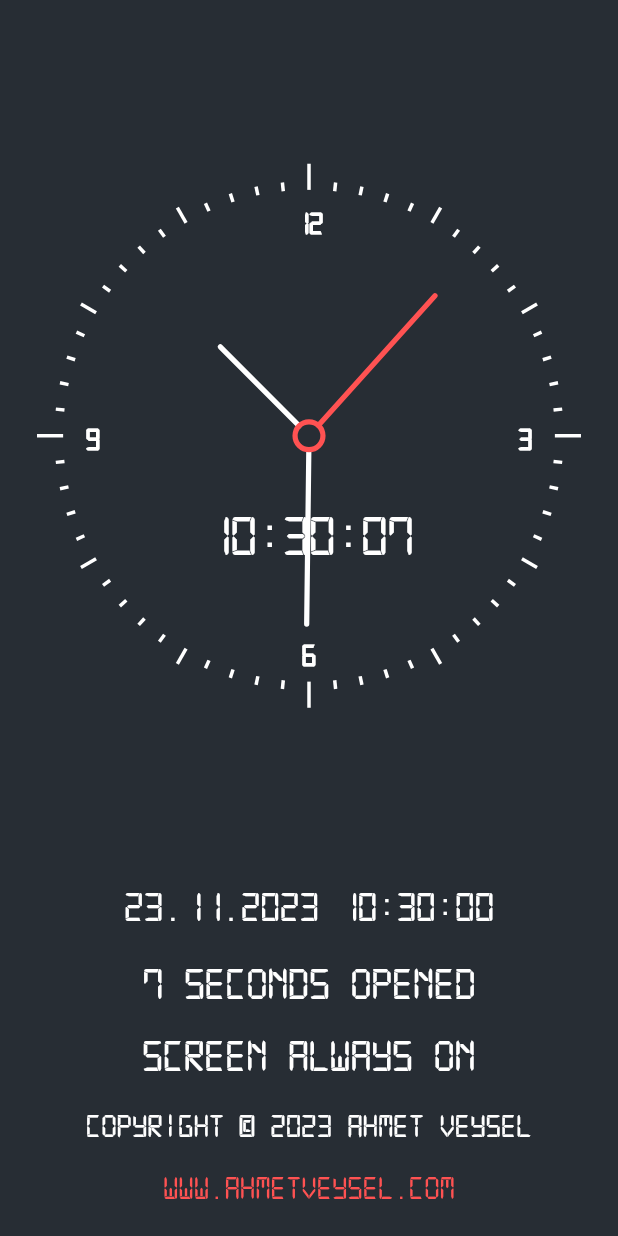
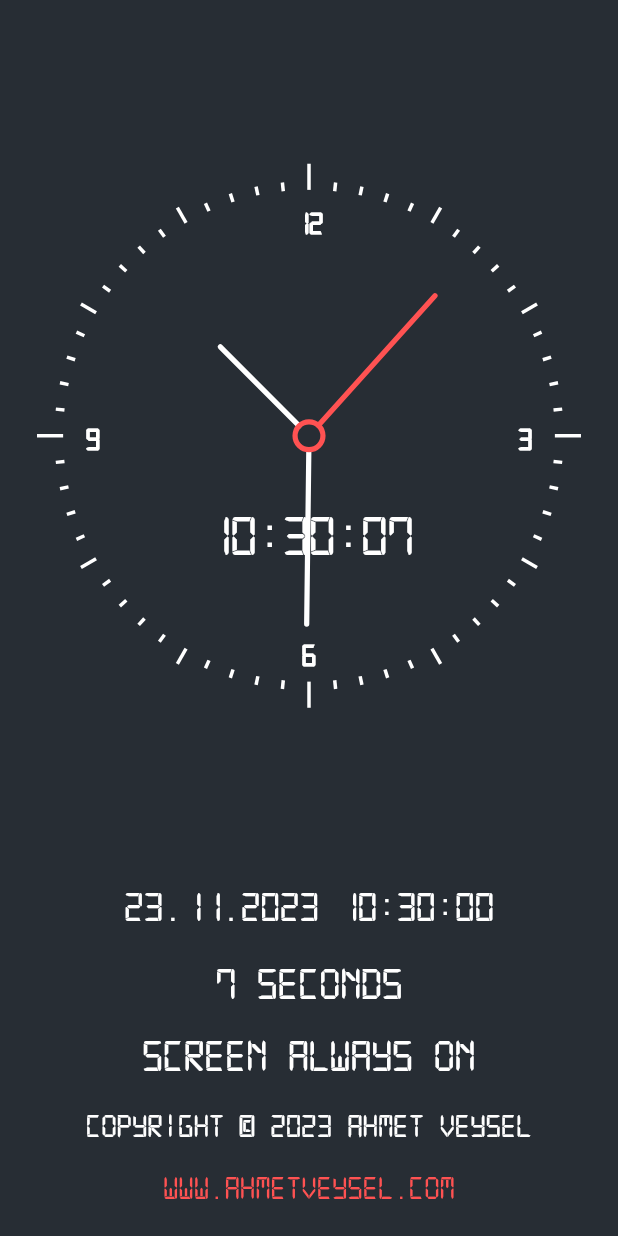
Before and after one commit to ahmetveysels/WakeUp, a Flutter app: the screen it shows after launch, on a phone screen of 412 x 824 dp. Run offline on Flutter 3.47's test engine with Material 3 defaults, Android fonts, the phone set to English and light mode, and no system bars; drawn by our look-alikes of auto_size_text; our stand-ins replace get, wakelock.

Commit message:
time fix

```diff
--- a/lib/homepage.dart
+++ b/lib/homepage.dart
@@ -90,7 +90,7 @@ class _HomePageState extends State<HomePage> {
         children: [
           Text(text, style: const TextStyle(fontSize: 28)),
           const SizedBox(height: 10),
-          AutoSizeText("${durationToString(changeSc.value)} opened", style: const TextStyle(fontSize: 30), maxLines: 1),
+          AutoSizeText(durationToString(changeSc.value), style: const TextStyle(fontSize: 30), maxLines: 1),
         ],
       ),
     );
@@ -136,9 +136,17 @@ class _HomePageState extends State<HomePage> {
     String minutes = duration.inMinutes.remainder(60).toString();
     String seconds = duration.inSeconds.remainder(60).toString();
 
-    String formatHour = hours == "0" ? "" : "$hours Hours ";
-    String formatMinute = minutes == "0" ? "" : "$minutes Minutes ";
-    String formatSecond = "$seconds Seconds";
-    return "$formatHour$formatMinute$formatSecond";
+    String formatHour = hours == "0"
+        ? ""
+        : hours == "1"
+            ? "$hours Hour "
+            : "$hours Hours ";
+    String formatMinute = minutes == "0"
+        ? ""
+        : minutes == "1"
+            ? "$minutes Minute "
+            : "$minutes Minutes ";
+    String formatSecond = minutes == "1" ? "$seconds Second" : "$seconds Seconds";
+    return "$formatHour$formatMinute$formatSecond".trim();
   }
 }
```
